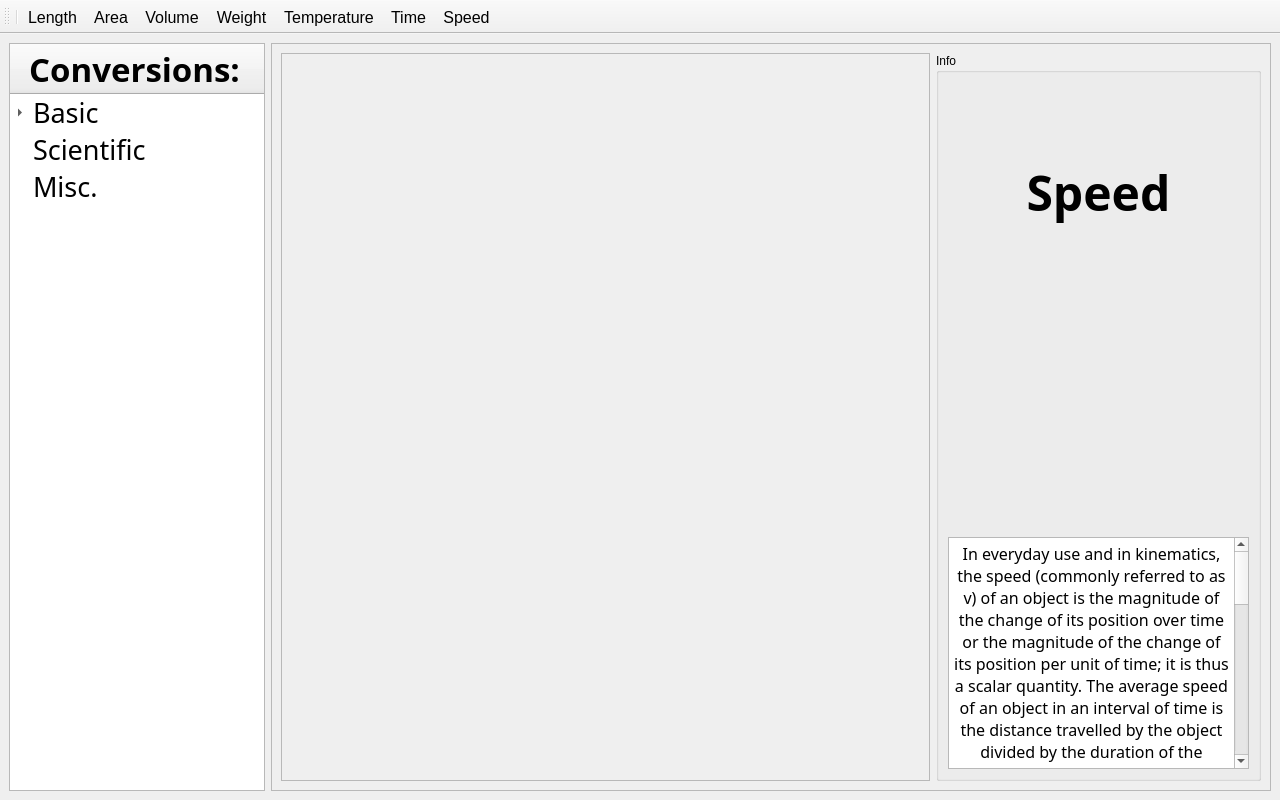
This is mainwindow.ui in 30vam/cute-converter as Qt 5 draws it before an edit. The edited form follows.
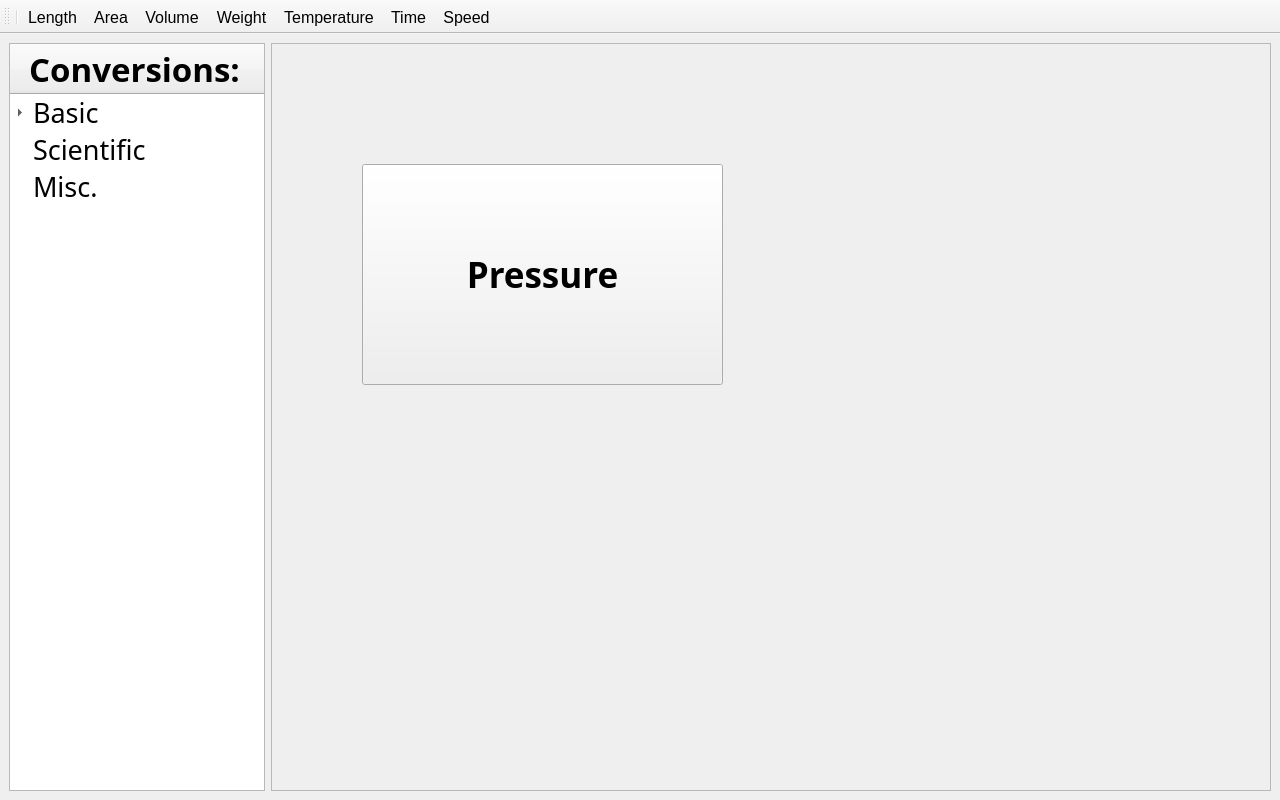
This is the edited form. Icons and pictures are not drawn.

Commit message: created a page for all scientific widgets

What changed in the file:
```diff
--- a/mainwindow.ui
+++ b/mainwindow.ui
@@ -232,7 +232,7 @@
        <enum>QFrame::StyledPanel</enum>
       </property>
       <property name="currentIndex">
-       <number>7</number>
+       <number>8</number>
       </property>
       <widget class="QWidget" name="basicPage">
        <layout class="QGridLayout" name="gridLayout">
@@ -1757,6 +1757,46 @@
         </item>
        </layout>
       </widget>
+      <widget class="QWidget" name="scientificPage">
+       <widget class="QToolButton" name="pressureToolButton">
+        <property name="geometry">
+         <rect>
+          <x>90</x>
+          <y>120</y>
+          <width>361</width>
+          <height>221</height>
+         </rect>
+        </property>
+        <property name="sizePolicy">
+         <sizepolicy hsizetype="Preferred" vsizetype="Preferred">
+          <horstretch>0</horstretch>
+          <verstretch>0</verstretch>
+         </sizepolicy>
+        </property>
+        <property name="font">
+         <font>
+          <family>Aleo</family>
+          <pointsize>26</pointsize>
+          <bold>true</bold>
+         </font>
+        </property>
+        <property name="focusPolicy">
+         <enum>Qt::StrongFocus</enum>
+        </property>
+        <property name="text">
+         <string>Pressure</string>
+        </property>
+        <property name="iconSize">
+         <size>
+          <width>156</width>
+          <height>156</height>
+         </size>
+        </property>
+        <property name="toolButtonStyle">
+         <enum>Qt::ToolButtonTextUnderIcon</enum>
+        </property>
+       </widget>
+      </widget>
      </widget>
     </item>
    </layout>
```
Left out of the diff: 15 changed lines with no effect on the pictures. The commit also changes 14 other files.
